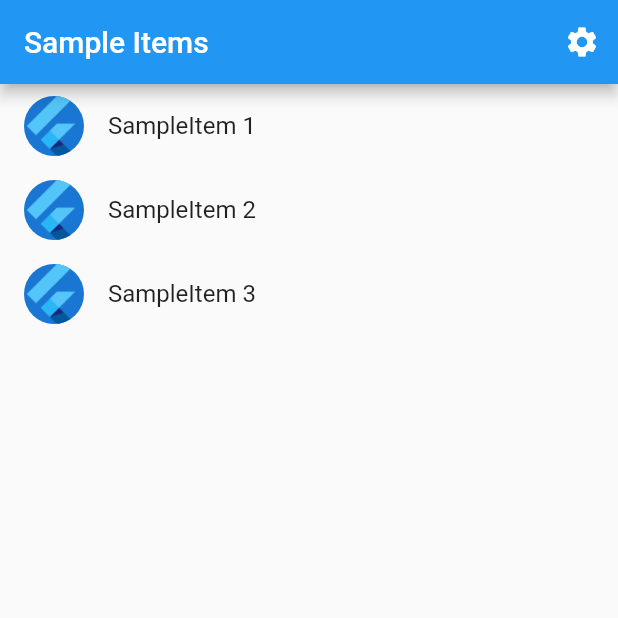
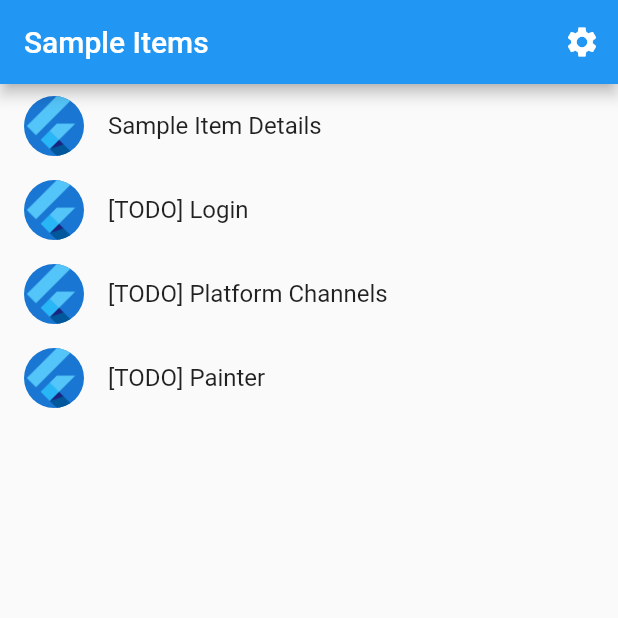
Before and after one commit to zxffffffff/start-flutter, a Flutter app: the screen it shows after launch, on a phone screen of 412 x 824 dp, the top half of it. Run offline on Flutter 3.47's test engine with Material 2 defaults, Android fonts, the phone set to English and light mode, and no system bars; generated files the repository leaves out were written again.

```diff
--- a/lib/src/sample_feature/sample_item.dart
+++ b/lib/src/sample_feature/sample_item.dart
@@ -1,6 +1,7 @@
 /// A placeholder class that represents an entity or model.
 class SampleItem {
-  const SampleItem(this.id);
+  const SampleItem(this.routeName, this.text);
 
-  final int id;
+  final String routeName;
+  final String text;
 }
--- a/lib/src/sample_feature/sample_item_list_view.dart
+++ b/lib/src/sample_feature/sample_item_list_view.dart
@@ -1,6 +1,8 @@
 import 'package:flutter/material.dart';
-
 import '../settings/settings_view.dart';
+import 'login_view.dart';
+import 'platform_channels_view.dart';
+import 'painter_view.dart';
 import 'sample_item.dart';
 import 'sample_item_details_view.dart';
 
@@ -8,7 +10,12 @@ import 'sample_item_details_view.dart';
 class SampleItemListView extends StatelessWidget {
   const SampleItemListView({
     super.key,
-    this.items = const [SampleItem(1), SampleItem(2), SampleItem(3)],
+    this.items = const [
+      SampleItem(SampleItemDetailsView.routeName, 'Sample Item Details'),
+      SampleItem(LoginView.routeName, '[TODO] Login'),
+      SampleItem(PlatformChannelsView.routeName, '[TODO] Platform Channels'),
+      SampleItem(PainterView.routeName, '[TODO] Painter')
+    ],
   });
 
   static const routeName = '/';
@@ -49,7 +56,7 @@ class SampleItemListView extends StatelessWidget {
           final item = items[index];
 
           return ListTile(
-            title: Text('SampleItem ${item.id}'),
+              title: Text(item.text),
               leading: const CircleAvatar(
                 // Display the Flutter Logo image asset.
                 foregroundImage: AssetImage('assets/images/flutter_logo.png'),
@@ -60,10 +67,9 @@ class SampleItemListView extends StatelessWidget {
                 // background, the navigation stack is restored.
                 Navigator.restorablePushNamed(
                   context,
-                SampleItemDetailsView.routeName,
+                  item.routeName,
                 );
-            }
-          );
+              });
         },
       ),
     );
```
Also changed, not shown: lib/src/app.dart (+9 -1 lines), lib/src/sample_feature/login_view.dart (added, +20 -0 lines), lib/src/sample_feature/painter_view.dart (added, +20 -0 lines), lib/src/sample_feature/platform_channels_view.dart (added, +22 -0 lines), pubspec.lock. Lines whose indentation alone changed are shown as unchanged.
